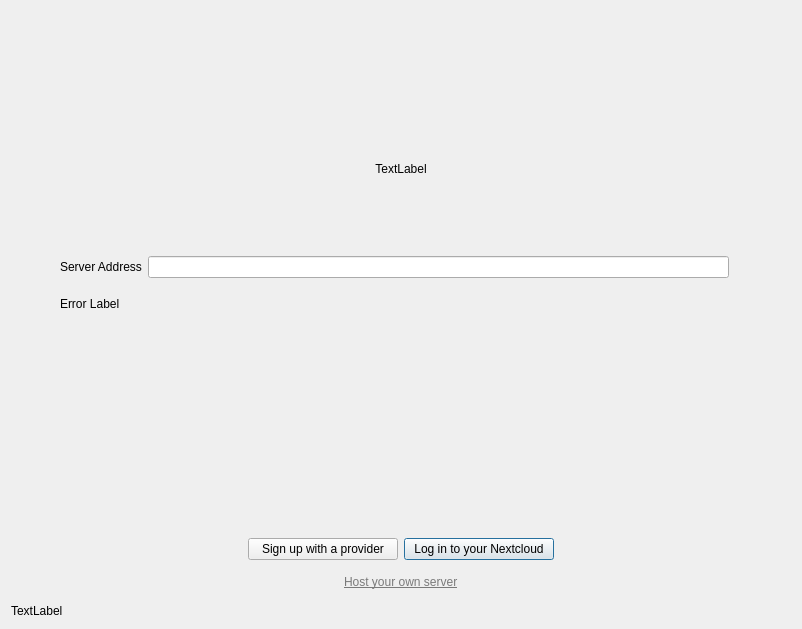
The window that src/gui/wizard/owncloudsetupnocredspage.ui (nextcloud/desktop) describes before a commit, drawn with Qt 5.
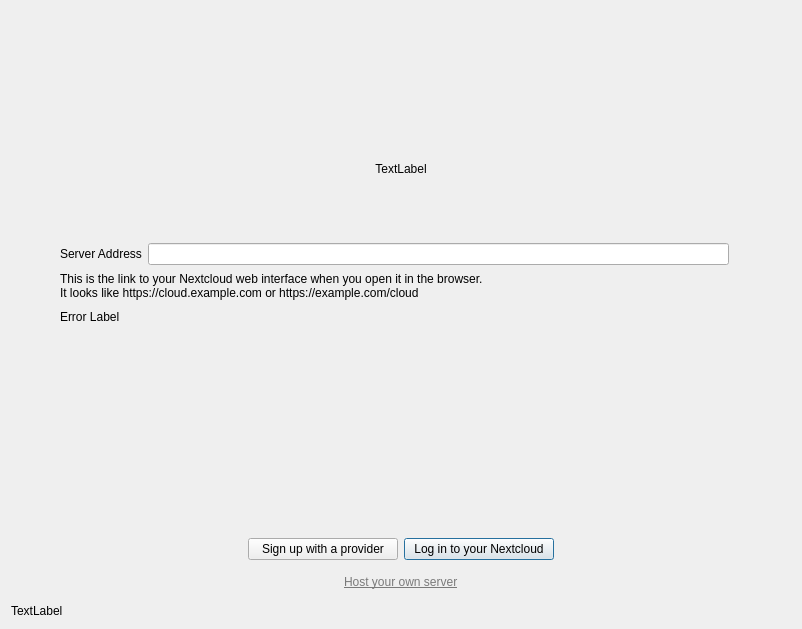
The same window after the commit. Custom widgets are drawn as their Qt base class.

Commit message:
Add a label explaining the server address field
This is as discussed in #1160

Diff of the .ui file:
```diff
--- a/src/gui/wizard/owncloudsetupnocredspage.ui
+++ b/src/gui/wizard/owncloudsetupnocredspage.ui
@@ -233,6 +233,16 @@
             </item>
            </layout>
           </item>
+          <item>
+           <widget class="QLabel" name="label">
+            <property name="text">
+             <string>This is the link to your Nextcloud web interface when you open it in the browser.&lt;br/&gt; It looks like https://cloud.example.com or https://example.com/cloud</string>
+            </property>
+            <property name="wordWrap">
+             <bool>true</bool>
+            </property>
+           </widget>
+          </item>
           <item>
            <widget class="QLabel" name="errorLabel">
             <property name="sizePolicy">
```
